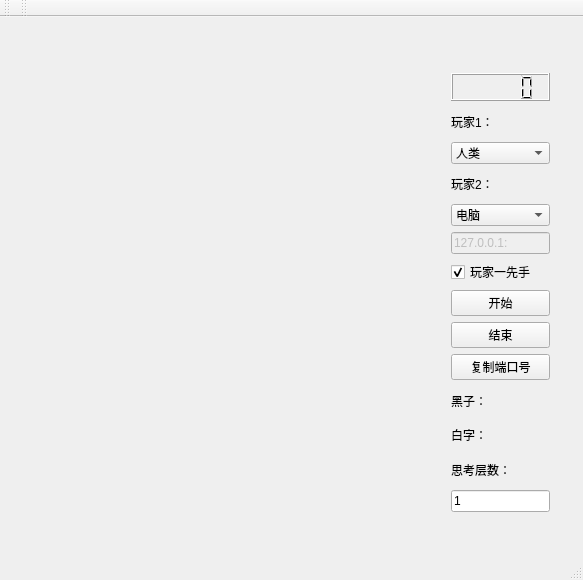
Old version of the form mainwindow.ui in the repository hongwen000/Reversi.
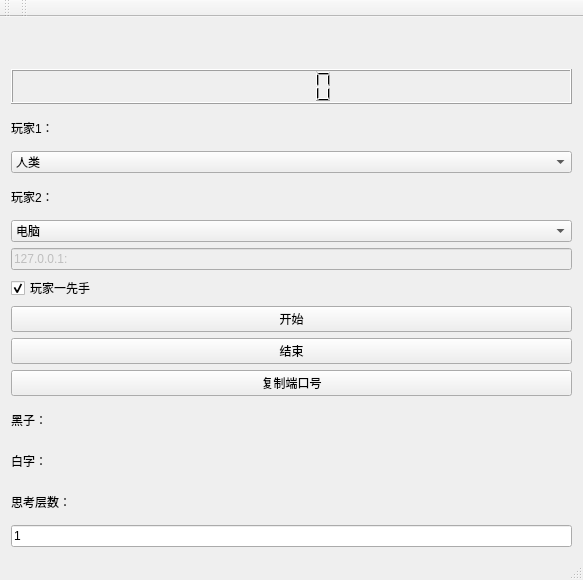
New version of the form.

Commit message: 适配手机界面

```diff
--- a/mainwindow.ui
+++ b/mainwindow.ui
@@ -14,30 +14,18 @@
    <string>MainWindow</string>
   </property>
   <widget class="QWidget" name="centralWidget">
-   <widget class="QWidget" name="gridLayoutWidget">
-    <property name="geometry">
-     <rect>
-      <x>6</x>
-      <y>6</y>
-      <width>411</width>
-      <height>371</height>
-     </rect>
-    </property>
+   <layout class="QGridLayout" name="gridLayout" columnstretch="10,1">
+    <item row="0" column="0">
     <layout class="QGridLayout" name="gridLayout_2">
      <property name="sizeConstraint">
-      <enum>QLayout::SetMinimumSize</enum>
-     </property>
-    </layout>
-   </widget>
-   <widget class="QWidget" name="layoutWidget">
-    <property name="geometry">
-     <rect>
-      <x>440</x>
-      <y>10</y>
-      <width>121</width>
-      <height>496</height>
-     </rect>
-    </property>
+       <enum>QLayout::SetDefaultConstraint</enum>
+      </property>
+      <property name="bottomMargin">
+       <number>100</number>
+      </property>
+     </layout>
+    </item>
+    <item row="0" column="1">
     <layout class="QVBoxLayout" name="verticalLayout">
      <item>
       <widget class="QLabel" name="label_3">
@@ -169,7 +157,8 @@
       </widget>
      </item>
     </layout>
-   </widget>
+    </item>
+   </layout>
   </widget>
   <widget class="QMenuBar" name="menuBar">
    <property name="geometry">
```
Lines whose indentation alone changed are shown as unchanged. The commit also changes 1 other file.
